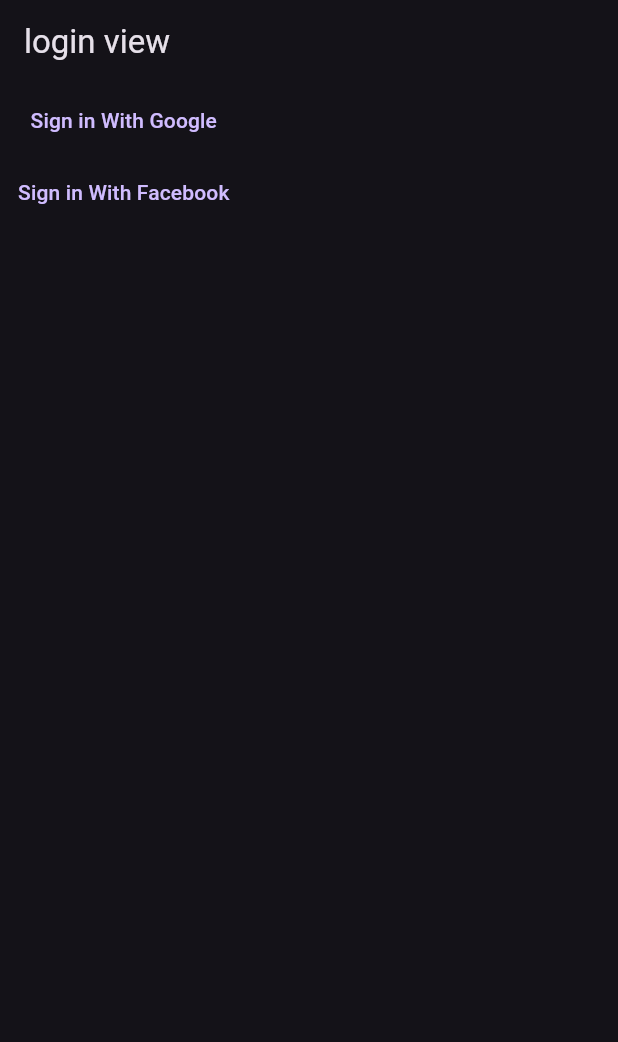
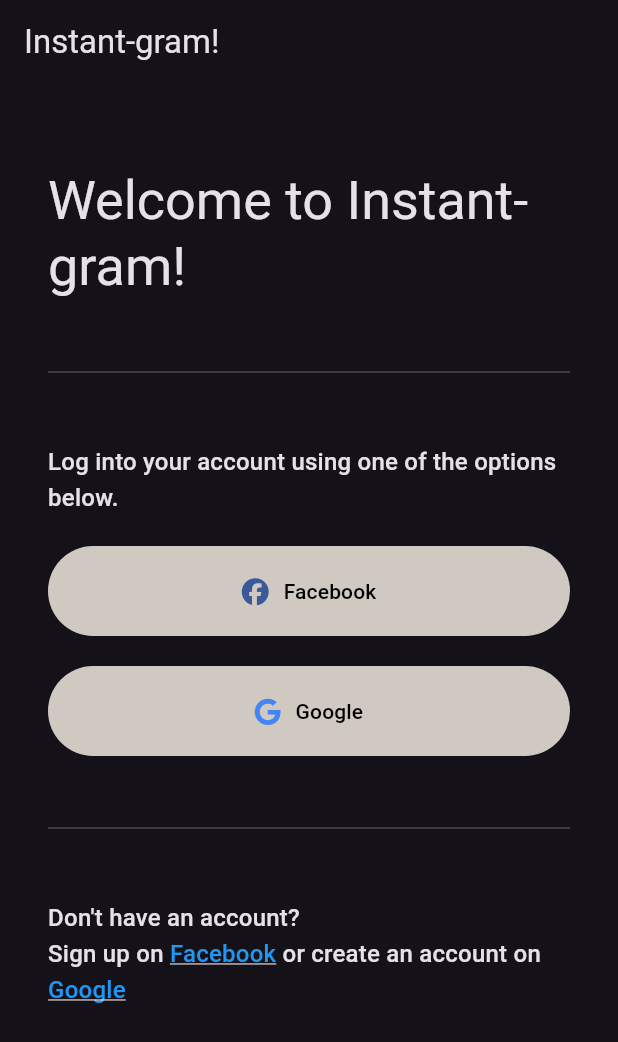
Before and after one commit to es-amit/Instagram-Clone, a Flutter app: the screen it shows after launch, on a phone screen of 412 x 824 dp. Shown: the top 1042 px of the screen. Run offline on Flutter 3.47's test engine with Material 3 defaults, Android fonts, the phone set to English and light mode, and no system bars; our stand-ins replace cloud_firestore, firebase_auth, firebase_core, font_awesome_flutter, google_sign_in, hooks_riverpod; missing offline and left inert: flutter_facebook_auth; accounts and stored records are empty; generated files the repository leaves out were written again.

Commit message:
Login view complete

```diff
--- /dev/null
+++ b/lib/extensions/string/as_html_color_to_color.dart
@@ -0,0 +1,14 @@
+
+
+import 'package:flutter/material.dart';
+import 'package:instagram_clone/extensions/string/remove_all.dart';
+
+extension AsHtmlColorToColor on String{
+
+  Color htmlColorToColor() => Color(
+    int.parse(
+      removeAll(['0x','#']).padLeft(8,'ff'),
+      radix: 16
+    )
+  );
+}
--- /dev/null
+++ b/lib/extensions/string/remove_all.dart
@@ -0,0 +1,7 @@
+extension RemoveAll on String {
+  String removeAll(Iterable<String> values) =>
+      values.fold(this, (result, value) =>
+        result.replaceAll(value, ''
+      )
+    );
+}
--- a/lib/main.dart
+++ b/lib/main.dart
@@ -6,6 +6,7 @@ import 'package:instagram_clone/state/auth/providers/auth_state_provider.dart';
 import 'package:instagram_clone/state/auth/providers/is_logged_in_provider.dart';
 import 'package:instagram_clone/state/providers/is_loading_provider.dart';
 import 'package:instagram_clone/views/components/loading/loading_screen.dart';
+import 'package:instagram_clone/views/login/login_view.dart';
 
 void main() async {
   WidgetsFlutterBinding.ensureInitialized();
@@ -87,35 +88,3 @@ class MainView extends StatelessWidget {
     );
   }
 }
-
-
-// for when you are not logged in
-class LoginView extends ConsumerWidget {
-  const LoginView({
-    super.key,
-  });
-
-  @override
-  Widget build(BuildContext context,WidgetRef ref) {
-    return Scaffold(
-      appBar: AppBar(
-        title: const Text("login view"),
-      ),
-      body: Column(
-        children: [
-          TextButton(
-              onPressed: () {
-                ref.read(authStateProvider.notifier).loginWithGoogle();
-              },
-              child: const Text('Sign in With Google')),
-          TextButton(
-              onPressed: ()  {
-                ref.read(authStateProvider.notifier).loginWithFacebook();
-
-              },
-              child: const Text('Sign in With Facebook')),
-        ],
-      ),
-    );
-  }
-}
--- /dev/null
+++ b/lib/views/constants/app_colors.dart
@@ -0,0 +1,20 @@
+
+
+import 'package:flutter/foundation.dart' show immutable;
+import 'package:flutter/material.dart' show Colors;
+import 'package:instagram_clone/extensions/string/as_html_color_to_color.dart';
+
+@immutable
+
+class AppColors {
+
+  static final loginButtonColor= '#cfc9c2'.htmlColorToColor();
+  static const loginButtonTextColor= Colors.black;
+  static final googleColor= '#4285F4'.htmlColorToColor();
+  static final facebookColor= '#3b5998'.htmlColorToColor();
+
+
+  const AppColors._();
+
+
+}
--- /dev/null
+++ b/lib/views/login/divider_with_margin.dart
@@ -0,0 +1,16 @@
+import 'package:flutter/material.dart';
+
+class DividerWithMargins extends StatelessWidget {
+  const DividerWithMargins({super.key});
+
+  @override
+  Widget build(BuildContext context) {
+    return const Column(
+      children: [
+        SizedBox(height: 40.0,),
+        Divider(),
+        SizedBox(height: 40.0,),
+      ],
+    );
+  }
+}
--- /dev/null
+++ b/lib/views/login/facebook_button.dart
@@ -0,0 +1,26 @@
+import 'package:flutter/material.dart';
+import 'package:font_awesome_flutter/font_awesome_flutter.dart';
+import 'package:instagram_clone/views/constants/app_colors.dart';
+import 'package:instagram_clone/views/constants/strings.dart';
+
+
+class FacebookButton extends StatelessWidget {
+  const FacebookButton({super.key});
+
+  @override
+  Widget build(BuildContext context) {
+    return SizedBox(
+      height: 44.0,
+      child: Row(
+        mainAxisAlignment: MainAxisAlignment.center,
+        children: [
+          FaIcon(FontAwesomeIcons.facebook,
+          color: AppColors.facebookColor,
+        ),
+          const SizedBox(width: 10.0,),
+          const Text(Strings.facebook)
+        ],
+      ),
+    );
+  }
+}
--- /dev/null
+++ b/lib/views/login/google_button.dart
@@ -0,0 +1,26 @@
+import 'package:flutter/material.dart';
+import 'package:font_awesome_flutter/font_awesome_flutter.dart';
+import 'package:instagram_clone/views/constants/app_colors.dart';
+import 'package:instagram_clone/views/constants/strings.dart';
+
+
+class GoogleButton extends StatelessWidget {
+  const GoogleButton({super.key});
+
+  @override
+  Widget build(BuildContext context) {
+    return SizedBox(
+      height: 44.0,
+      child: Row(
+        mainAxisAlignment: MainAxisAlignment.center,
+        children: [
+          FaIcon(FontAwesomeIcons.google,
+          color: AppColors.googleColor,
+        ),
+          const SizedBox(width: 10.0,),
+          const Text(Strings.google)
+        ],
+      ),
+    );
+  }
+}
--- /dev/null
+++ b/lib/views/login/login_view.dart
@@ -0,0 +1,63 @@
+
+import 'package:flutter/material.dart';
+import 'package:hooks_riverpod/hooks_riverpod.dart';
+import 'package:instagram_clone/state/auth/providers/auth_state_provider.dart';
+import 'package:instagram_clone/views/constants/app_colors.dart';
+import 'package:instagram_clone/views/constants/strings.dart';
+import 'package:instagram_clone/views/login/divider_with_margin.dart';
+import 'package:instagram_clone/views/login/facebook_button.dart';
+import 'package:instagram_clone/views/login/google_button.dart';
+import 'package:instagram_clone/views/login/login_view_signup_links.dart';
+
+class LoginView extends ConsumerWidget {
+  const LoginView({super.key});
+
+  @override
+  Widget build(BuildContext context,WidgetRef ref) {
+    return Scaffold(
+      appBar: AppBar(
+        title: const Text(Strings.appName),
+      ),
+      body: Padding(
+        padding: const EdgeInsets.all(16.0),
+        child: SingleChildScrollView(
+          padding: const EdgeInsets.symmetric(horizontal: 16),
+          child: Column(
+            crossAxisAlignment: CrossAxisAlignment.stretch,
+            children: [
+              const SizedBox(height: 40,),
+              Text(Strings.welcomeToAppName,
+                style: Theme.of(context).textTheme.displaySmall,
+              ),
+              const DividerWithMargins(),
+              Text(Strings.logIntoYourAccount,
+                style: Theme.of(context).textTheme.titleMedium?.copyWith(height: 1.5),
+              ),
+              const SizedBox(height: 20,),
+              TextButton(
+                onPressed: ref.read(authStateProvider.notifier).loginWithFacebook,
+                style: TextButton.styleFrom(
+                  backgroundColor: AppColors.loginButtonColor,
+                  foregroundColor: AppColors.loginButtonTextColor,
+                ),
+                child: const FacebookButton()
+              ),
+              const SizedBox(height: 20,),
+              TextButton(
+                onPressed: ref.read(authStateProvider.notifier).loginWithGoogle,
+                style: TextButton.styleFrom(
+                  backgroundColor: AppColors.loginButtonColor,
+                  foregroundColor: AppColors.loginButtonTextColor,
+                ),
+                child: const GoogleButton()
+              ),
+              const DividerWithMargins(),
+              const LoginViewSignupLink()
+            ],
+          ),
+        ),
+      ),
+
+    );
+  }
+}
```
